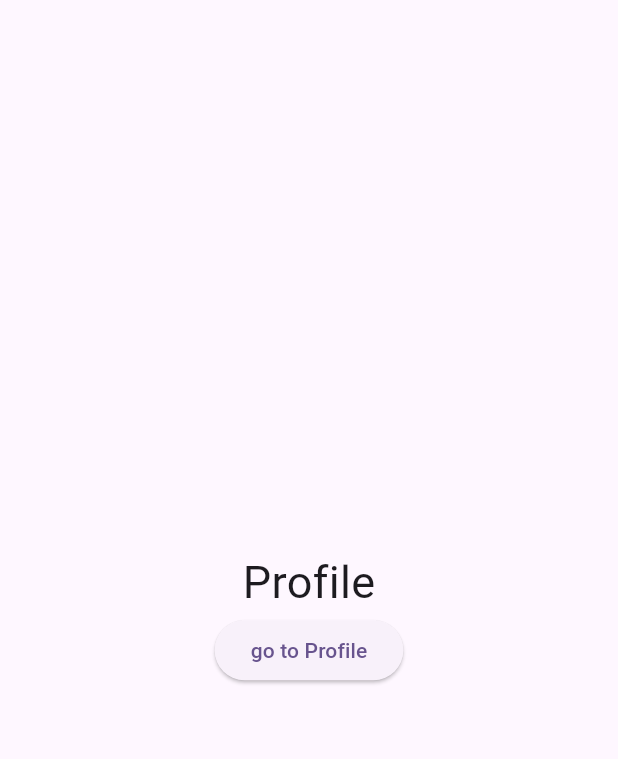
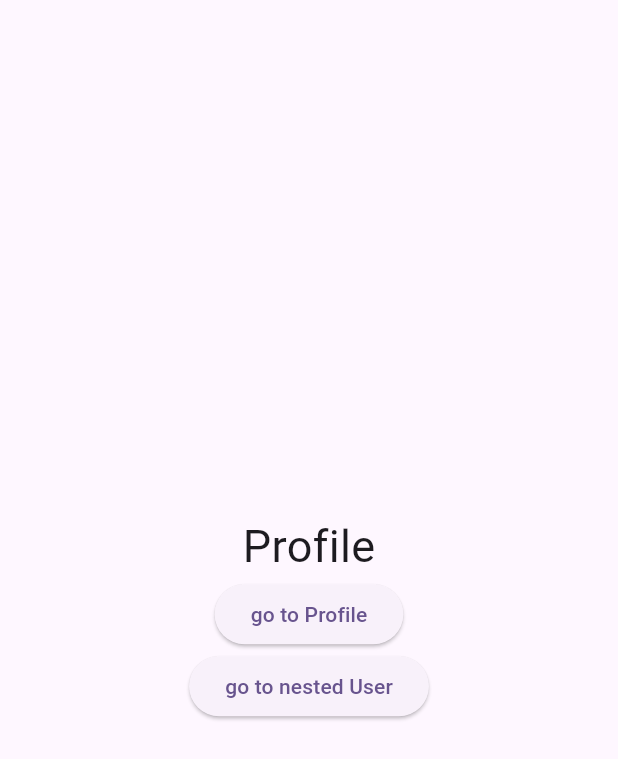
Before and after one commit to Ramesh-Kaushika/Fitness_Planner_App05, a Flutter app: the ProfilePage screen opened by its route, on a phone screen of 412 x 824 dp. Shown: the top 759 px of the screen. Run offline on Flutter 3.47's test engine with Material 3 defaults, Android fonts, the phone set to English and light mode, and no system bars; our stand-ins replace go_router.

Commit message:
nested routes

```diff
--- a/lib/pages/profile_page.dart
+++ b/lib/pages/profile_page.dart
@@ -23,6 +23,11 @@ class ProfilePage extends StatelessWidget {
           },
           child: const Text("go to Profile"),
           ),
+           ElevatedButton(onPressed: () {
+            GoRouter.of(context).go("/profile/user");
+          },
+          child: const Text("go to nested User"),
+          ),
         ],
       ),
     );
--- a/lib/router/router.dart
+++ b/lib/router/router.dart
@@ -1,5 +1,6 @@
 import 'package:fitness_planner/pages/main_page.dart';
 import 'package:fitness_planner/pages/profile_page.dart';
+import 'package:fitness_planner/pages/user_page.dart';
 import 'package:flutter/material.dart';
 import 'package:go_router/go_router.dart';
 
@@ -17,6 +18,7 @@ class RouterClass {
     routes: [
       //Home Page
       GoRoute(
+        name: "home",
         path: "/",
         builder: (context, state) {
           return const MainPage();
@@ -24,11 +26,21 @@ class RouterClass {
       ),
       //Profile
       GoRoute(
-        path: "/profile",
-        builder: (context, state) {
-          return const ProfilePage();
-        },
-      )
+          name: "profile",
+          path: "/profile",
+          builder: (context, state) {
+            return const ProfilePage();
+          },
+          routes: [
+            //profile/user
+            GoRoute(
+              name: "user",
+              path: "user",
+              builder: (context, state) {
+                return const UserPage();
+              },
+            )
+          ])
     ],
   );
 }
```
Also changed, not shown: lib/pages/user_page.dart (added, +14 -0 lines).
